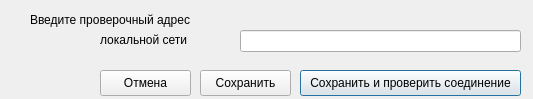
Before: the Qt Designer form design_ui/EditPing.ui in BagaJimbildan/LAS_SibSIU, drawn with Qt 5.
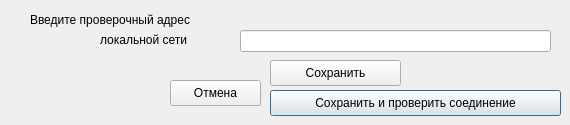
After: the same form once the commit is applied.

The edit to the form file:
```diff
--- a/design_ui/EditPing.ui
+++ b/design_ui/EditPing.ui
@@ -6,8 +6,8 @@
    <rect>
     <x>0</x>
     <y>0</y>
-    <width>533</width>
-    <height>99</height>
+    <width>570</width>
+    <height>125</height>
    </rect>
   </property>
   <property name="windowTitle">
@@ -18,7 +18,7 @@
     <rect>
      <x>240</x>
      <y>30</y>
-     <width>281</width>
+     <width>311</width>
      <height>22</height>
     </rect>
    </property>
@@ -26,22 +26,25 @@
   <widget class="QPushButton" name="btn_save_ping">
    <property name="geometry">
     <rect>
-     <x>300</x>
-     <y>70</y>
-     <width>221</width>
+     <x>270</x>
+     <y>90</y>
+     <width>291</width>
      <height>26</height>
     </rect>
    </property>
    <property name="text">
     <string>Сохранить и проверить соединение</string>
    </property>
+   <property name="default">
+    <bool>true</bool>
+   </property>
   </widget>
   <widget class="QPushButton" name="btn_save">
    <property name="geometry">
     <rect>
-     <x>200</x>
-     <y>70</y>
-     <width>91</width>
+     <x>270</x>
+     <y>60</y>
+     <width>131</width>
      <height>26</height>
     </rect>
    </property>
@@ -52,8 +55,8 @@
   <widget class="QPushButton" name="btn_cancel">
    <property name="geometry">
     <rect>
-     <x>100</x>
-     <y>70</y>
+     <x>170</x>
+     <y>80</y>
      <width>91</width>
      <height>26</height>
     </rect>
@@ -67,7 +70,7 @@
     <rect>
      <x>30</x>
      <y>10</y>
-     <width>171</width>
+     <width>181</width>
      <height>20</height>
     </rect>
    </property>
@@ -80,7 +83,7 @@
     <rect>
      <x>100</x>
      <y>30</y>
-     <width>101</width>
+     <width>121</width>
      <height>20</height>
     </rect>
    </property>
```
Left out of the diff: 6 changed lines with no effect on the pictures.
